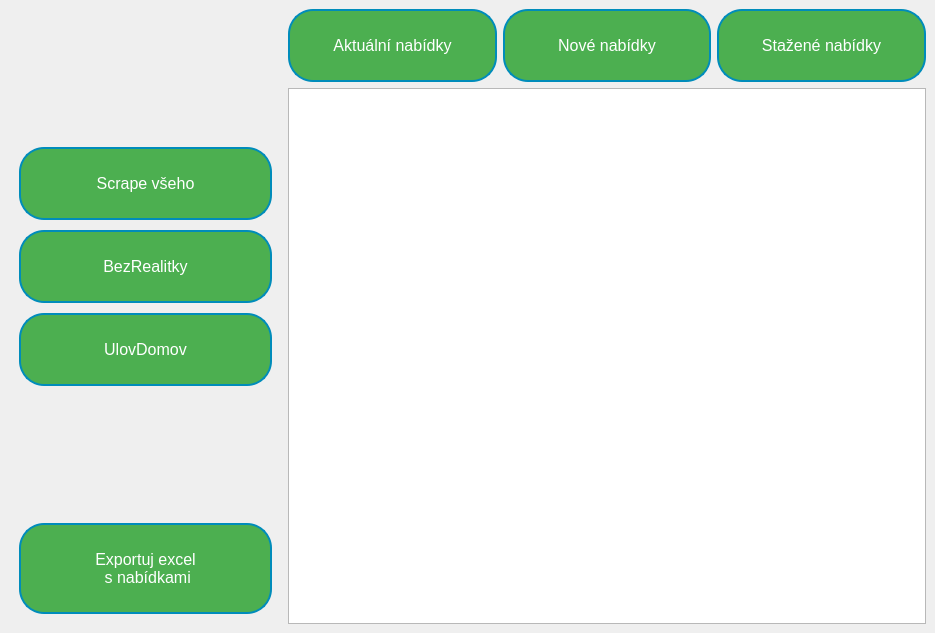
First picture: the form in MainWindowGUI.ui, repository thekonon/GuiScraper, before the edit.
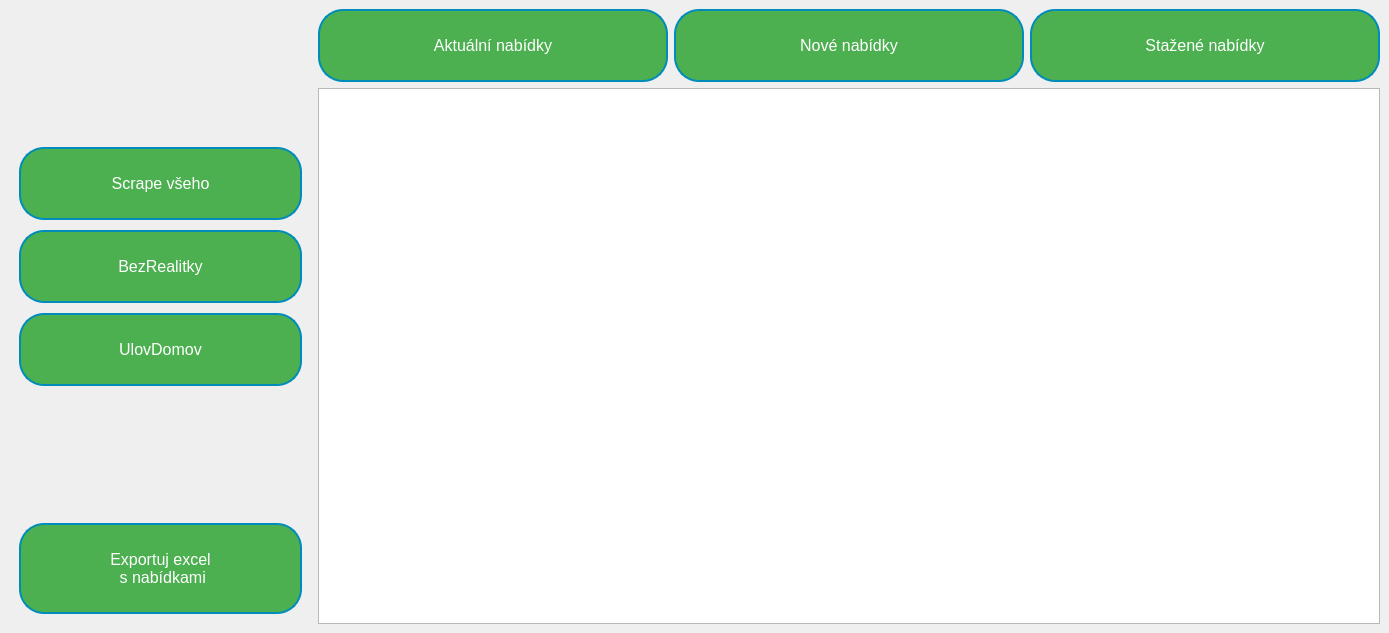
Second picture: the form after the edit.

Commit message: MPP> Working state - switched to load ui from file

The edit to the form file:
```diff
--- a/MainWindowGUI.ui
+++ b/MainWindowGUI.ui
@@ -6,7 +6,7 @@
    <rect>
     <x>0</x>
     <y>0</y>
-    <width>935</width>
+    <width>1389</width>
     <height>633</height>
    </rect>
   </property>
@@ -17,7 +17,7 @@
    <enum>Qt::LeftToRight</enum>
   </property>
   <widget class="QWidget" name="centralwidget">
-   <layout class="QHBoxLayout" name="horizontalLayout_2" stretch="30,70">
+   <layout class="QHBoxLayout" name="horizontalLayout_2" stretch="20,70">
     <item>
      <layout class="QVBoxLayout" name="verticalLayout" stretch="1,2,3,4,1,1">
       <property name="spacing">
```
The commit also changes 3 other files.
